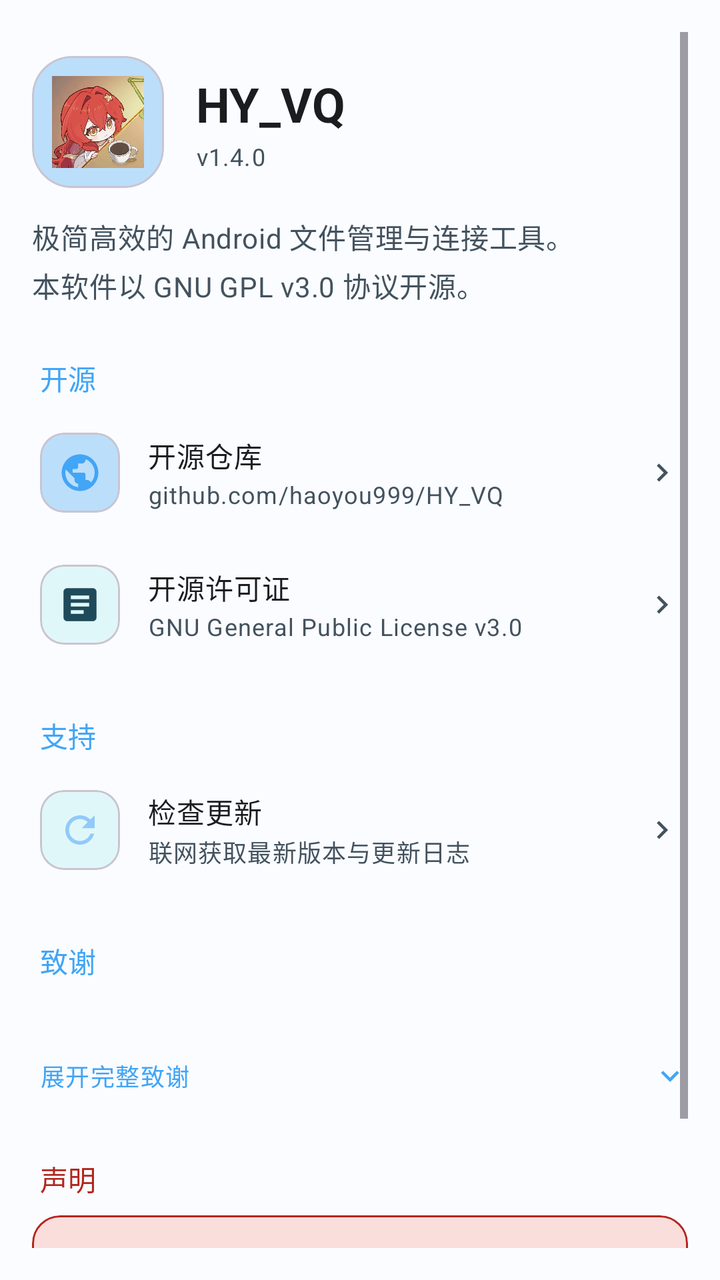
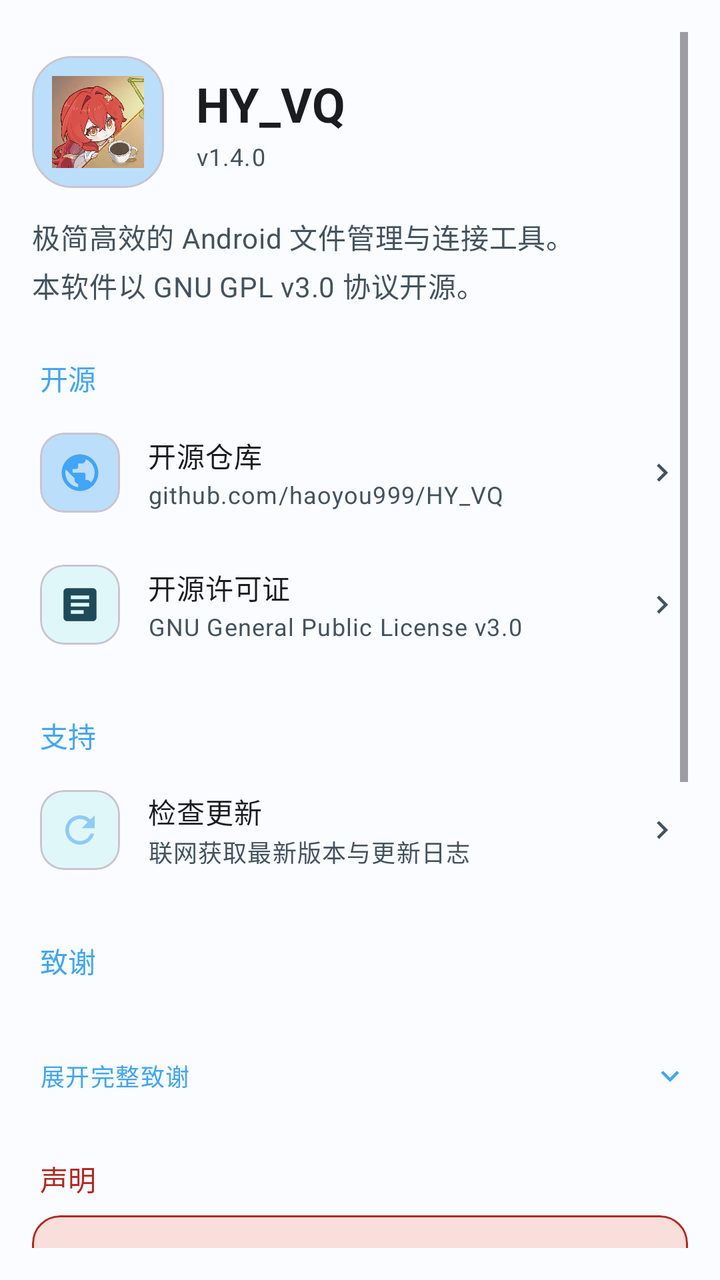

Before-and-after screenshots of an Android layout around one commit, followed by the original layout XML and the change that was made.
<!-- AndroidManifest.xml: application theme AppTheme -->
<!-- res/layout/fragment_about.xml -->
<?xml version="1.0" encoding="utf-8"?>
<ScrollView xmlns:android="http://schemas.android.com/apk/res/android"
    xmlns:app="http://schemas.android.com/apk/res-auto"
    android:layout_width="match_parent"
    android:layout_height="match_parent"
    android:background="?attr/colorSurface"
    android:padding="16dp">

    <LinearLayout
        android:id="@+id/about_content"
        android:layout_width="match_parent"
        android:layout_height="wrap_content"
        android:orientation="vertical">

        
        <LinearLayout
            android:layout_width="match_parent"
            android:layout_height="wrap_content"
            android:orientation="horizontal"
            android:gravity="center_vertical"
            android:layout_marginTop="12dp">

            <com.google.android.material.card.MaterialCardView
                android:layout_width="66dp"
                android:layout_height="66dp"
                app:cardCornerRadius="20dp"
                app:cardElevation="0dp"
                app:cardBackgroundColor="?attr/colorPrimaryContainer">
                <ImageView
                    android:layout_width="match_parent"
                    android:layout_height="match_parent"
                    android:src="@mipmap/ic_launcher"
                    android:contentDescription="HY_VQ"
                    android:padding="10dp" />
            </com.google.android.material.card.MaterialCardView>

            <LinearLayout
                android:layout_width="0dp"
                android:layout_height="wrap_content"
                android:layout_weight="1"
                android:layout_marginStart="16dp"
                android:orientation="vertical">

                <TextView
                    android:layout_width="wrap_content"
                    android:layout_height="wrap_content"
                    android:text="HY_VQ"
                    android:textAppearance="?attr/textAppearanceHeadlineSmall"
                    android:textStyle="bold"
                    android:textColor="?attr/colorOnSurface" />

                <TextView
                    android:id="@+id/tv_about_version"
                    android:layout_width="wrap_content"
                    android:layout_height="wrap_content"
                    android:layout_marginTop="2dp"
                    android:text="v1.4.0"
                    android:textAppearance="?attr/textAppearanceBodySmall"
                    android:textColor="?attr/colorOnSurfaceVariant" />
            </LinearLayout>
        </LinearLayout>

        <TextView
            android:layout_width="match_parent"
            android:layout_height="wrap_content"
            android:layout_marginTop="14dp"
            android:lineSpacingExtra="4dp"
            android:text="极简高效的 Android 文件管理与连接工具。\n本软件以 GNU GPL v3.0 协议开源。"
            android:textAppearance="?attr/textAppearanceBodyMedium"
            android:textColor="?attr/colorOnSurfaceVariant" />

        
        <TextView
            android:layout_width="wrap_content"
            android:layout_height="wrap_content"
            android:layout_marginTop="26dp"
            android:layout_marginBottom="4dp"
            android:layout_marginStart="4dp"
            android:text="开源"
            android:textAppearance="?attr/textAppearanceTitleSmall"
            android:textColor="?attr/colorPrimary" />

        <LinearLayout
            android:id="@+id/item_about_repo"
            android:layout_width="match_parent"
            android:layout_height="wrap_content"
            android:background="?attr/selectableItemBackground"
            android:clickable="true"
            android:focusable="true"
            android:gravity="center_vertical"
            android:paddingHorizontal="4dp"
            android:paddingVertical="13dp">

            <com.google.android.material.card.MaterialCardView
                android:layout_width="40dp" android:layout_height="40dp"
                app:cardCornerRadius="12dp" app:cardElevation="0dp"
                app:cardBackgroundColor="?attr/colorPrimaryContainer">
                <ImageView
                    android:layout_width="match_parent" android:layout_height="match_parent"
                    android:src="@drawable/ic_network"
                    android:contentDescription="开源仓库"
                    android:padding="9dp"
                    android:tint="?attr/colorPrimary" />
            </com.google.android.material.card.MaterialCardView>

            <LinearLayout
                android:layout_width="0dp" android:layout_height="wrap_content"
                android:layout_weight="1" android:layout_marginStart="14dp"
                android:orientation="vertical">
                <TextView
                    android:layout_width="wrap_content" android:layout_height="wrap_content"
                    android:text="开源仓库"
                    android:textAppearance="?attr/textAppearanceBodyMedium"
                    android:textColor="?attr/colorOnSurface" />
                <TextView
                    android:id="@+id/tv_about_repo"
                    android:layout_width="wrap_content" android:layout_height="wrap_content"
                    android:layout_marginTop="1dp"
                    android:text="github.com/haoyou999/HY_VQ"
                    android:textAppearance="?attr/textAppearanceBodySmall"
                    android:textColor="?attr/colorOnSurfaceVariant" />
            </LinearLayout>

            <ImageView
                android:layout_width="18dp" android:layout_height="18dp"
                android:src="@drawable/ic_chevron_right"
                android:contentDescription="打开" />
        </LinearLayout>

        <LinearLayout
            android:id="@+id/item_about_license"
            android:layout_width="match_parent"
            android:layout_height="wrap_content"
            android:background="?attr/selectableItemBackground"
            android:clickable="true"
            android:focusable="true"
            android:gravity="center_vertical"
            android:paddingHorizontal="4dp"
            android:paddingVertical="13dp">

            <com.google.android.material.card.MaterialCardView
                android:layout_width="40dp" android:layout_height="40dp"
                app:cardCornerRadius="12dp" app:cardElevation="0dp"
                app:cardBackgroundColor="?attr/colorSecondaryContainer">
                <ImageView
                    android:layout_width="match_parent" android:layout_height="match_parent"
                    android:src="@drawable/ic_doc"
                    android:contentDescription="开源许可证"
                    android:padding="9dp"
                    android:tint="?attr/colorOnSecondaryContainer" />
            </com.google.android.material.card.MaterialCardView>

            <LinearLayout
                android:layout_width="0dp" android:layout_height="wrap_content"
                android:layout_weight="1" android:layout_marginStart="14dp"
                android:orientation="vertical">
                <TextView
                    android:layout_width="wrap_content" android:layout_height="wrap_content"
                    android:text="开源许可证"
                    android:textAppearance="?attr/textAppearanceBodyMedium"
                    android:textColor="?attr/colorOnSurface" />
                <TextView
                    android:layout_width="wrap_content" android:layout_height="wrap_content"
                    android:layout_marginTop="1dp"
                    android:text="GNU General Public License v3.0"
                    android:textAppearance="?attr/textAppearanceBodySmall"
                    android:textColor="?attr/colorOnSurfaceVariant" />
            </LinearLayout>

            <ImageView
                android:layout_width="18dp" android:layout_height="18dp"
                android:src="@drawable/ic_chevron_right"
                android:contentDescription="查看" />
        </LinearLayout>

        
        <TextView
            android:layout_width="wrap_content"
            android:layout_height="wrap_content"
            android:layout_marginTop="22dp"
            android:layout_marginBottom="4dp"
            android:layout_marginStart="4dp"
            android:text="支持"
            android:textAppearance="?attr/textAppearanceTitleSmall"
            android:textColor="?attr/colorPrimary" />

        <LinearLayout
            android:id="@+id/item_about_changelog"
            android:layout_width="match_parent"
            android:layout_height="wrap_content"
            android:background="?attr/selectableItemBackground"
            android:clickable="true"
            android:focusable="true"
            android:gravity="center_vertical"
            android:paddingHorizontal="4dp"
            android:paddingVertical="13dp">

            <com.google.android.material.card.MaterialCardView
                android:layout_width="40dp" android:layout_height="40dp"
                app:cardCornerRadius="12dp" app:cardElevation="0dp"
                app:cardBackgroundColor="?attr/colorTertiaryContainer">
                <ImageView
                    android:layout_width="match_parent" android:layout_height="match_parent"
                    android:src="@drawable/ic_refresh"
                    android:contentDescription="检查更新"
                    android:padding="9dp"
                    android:tint="?attr/colorTertiary" />
            </com.google.android.material.card.MaterialCardView>

            <LinearLayout
                android:layout_width="0dp" android:layout_height="wrap_content"
                android:layout_weight="1" android:layout_marginStart="14dp"
                android:orientation="vertical">
                <TextView
                    android:layout_width="wrap_content" android:layout_height="wrap_content"
                    android:text="检查更新"
                    android:textAppearance="?attr/textAppearanceBodyMedium"
                    android:textColor="?attr/colorOnSurface" />
                <TextView
                    android:layout_width="wrap_content" android:layout_height="wrap_content"
                    android:layout_marginTop="1dp"
                    android:text="联网获取最新版本与更新日志"
                    android:textAppearance="?attr/textAppearanceBodySmall"
                    android:textColor="?attr/colorOnSurfaceVariant" />
            </LinearLayout>

            <ImageView
                android:layout_width="18dp" android:layout_height="18dp"
                android:src="@drawable/ic_chevron_right"
                android:contentDescription="检查" />
        </LinearLayout>

        
        <TextView
            android:layout_width="wrap_content"
            android:layout_height="wrap_content"
            android:layout_marginTop="22dp"
            android:layout_marginBottom="8dp"
            android:layout_marginStart="4dp"
            android:text="致谢"
            android:textAppearance="?attr/textAppearanceTitleSmall"
            android:textColor="?attr/colorPrimary" />

        <TextView
            android:id="@+id/tv_about_credits"
            android:layout_width="match_parent"
            android:layout_height="wrap_content"
            android:layout_marginStart="4dp"
            android:lineSpacingExtra="5dp"
            android:textAppearance="?attr/textAppearanceBodySmall"
            android:textColor="?attr/colorOnSurfaceVariant" />

        
        <LinearLayout
            android:id="@+id/box_about_credits_more"
            android:layout_width="match_parent"
            android:layout_height="wrap_content"
            android:layout_marginStart="4dp"
            android:layout_marginTop="2dp"
            android:orientation="vertical"
            android:visibility="gone">

            <TextView
                android:id="@+id/tv_about_credits_more"
                android:layout_width="match_parent"
                android:layout_height="wrap_content"
                android:lineSpacingExtra="5dp"
                android:textAppearance="?attr/textAppearanceBodySmall"
                android:textColor="?attr/colorOnSurfaceVariant" />
        </LinearLayout>

        
        <LinearLayout
            android:id="@+id/row_about_credits_toggle"
            android:layout_width="match_parent"
            android:layout_height="wrap_content"
            android:layout_marginTop="6dp"
            android:background="?attr/selectableItemBackground"
            android:clickable="true"
            android:focusable="true"
            android:gravity="center_vertical"
            android:orientation="horizontal"
            android:paddingVertical="8dp">

            <TextView
                android:id="@+id/tv_about_credits_toggle"
                android:layout_width="0dp"
                android:layout_height="wrap_content"
                android:layout_weight="1"
                android:layout_marginStart="4dp"
                android:text="展开完整致谢"
                android:textAppearance="?attr/textAppearanceLabelMedium"
                android:textColor="?attr/colorPrimary" />

            <ImageView
                android:id="@+id/iv_about_credits_arrow"
                android:layout_width="18dp"
                android:layout_height="18dp"
                android:src="@drawable/ic_expand_more"
                android:contentDescription="展开"
                android:tint="?attr/colorPrimary" />
        </LinearLayout>

        
        
        <TextView
            android:layout_width="wrap_content"
            android:layout_height="wrap_content"
            android:layout_marginTop="24dp"
            android:layout_marginBottom="8dp"
            android:layout_marginStart="4dp"
            android:text="声明"
            android:textAppearance="?attr/textAppearanceTitleSmall"
            android:textColor="?attr/colorError" />

        <com.google.android.material.card.MaterialCardView
            android:layout_width="match_parent"
            android:layout_height="wrap_content"
            app:cardCornerRadius="14dp"
            app:cardElevation="0dp"
            app:strokeWidth="1dp"
            app:strokeColor="?attr/colorError"
            app:cardBackgroundColor="?attr/colorErrorContainer">

            <TextView
                android:id="@+id/tv_about_disclaimer"
                android:layout_width="match_parent"
                android:layout_height="wrap_content"
                android:padding="14dp"
                android:lineSpacingExtra="4dp"
                android:textAppearance="?attr/textAppearanceBodySmall"
                android:textColor="?attr/colorOnErrorContainer" />
        </com.google.android.material.card.MaterialCardView>


        <TextView
            android:id="@+id/tv_about_copyright"
            android:layout_width="match_parent"
            android:layout_height="wrap_content"
            android:layout_marginTop="28dp"
            android:layout_marginBottom="20dp"
            android:gravity="center"
            android:lineSpacingExtra="3dp"
            android:textAppearance="?attr/textAppearanceBodySmall"
            android:textColor="?attr/colorOnSurfaceVariant" />

    </LinearLayout>
</ScrollView>
<!-- resources referenced by this layout -->
<resources>
  <!-- drawable ic_chevron_right (drawable) -->
  <?xml version="1.0" encoding="utf-8"?>
  <vector xmlns:android="http://schemas.android.com/apk/res/android"
      android:width="24dp"
      android:height="24dp"
      android:viewportWidth="24"
      android:viewportHeight="24"
      android:tint="?attr/colorOnSurfaceVariant">
      <path
          android:fillColor="@android:color/white"
          android:pathData="M10,6L8.59,7.41 13.17,12l-4.58,4.59L10,18l6,-6z" />
  </vector>
  <!-- drawable ic_doc (drawable) -->
  <?xml version="1.0" encoding="utf-8"?>
  <vector xmlns:android="http://schemas.android.com/apk/res/android"
      android:width="24dp"
      android:height="24dp"
      android:viewportWidth="24"
      android:viewportHeight="24">
      <path
          android:fillColor="#FF000000"
          android:pathData="M19,3H5C3.9,3 3,3.9 3,5V19C3,20.1 3.9,21 5,21H19C20.1,21 21,20.1 21,19V5C21,3.9 20.1,3 19,3ZM14,17H7V15H14V17ZM17,13H7V11H17V13ZM17,9H7V7H17V9Z" />
  </vector>
  <!-- drawable ic_expand_more (drawable) -->
  <?xml version="1.0" encoding="utf-8"?>
  <vector xmlns:android="http://schemas.android.com/apk/res/android"
      android:width="24dp" android:height="24dp"
      android:viewportWidth="24" android:viewportHeight="24">
      <path android:fillColor="#FF000000"
          android:pathData="M16.59,8.59L12,13.17 7.41,8.59 6,10l6,6 6,-6z" />
  </vector>
  <style name="AppTheme" parent="Base.AppTheme" />
  <color name="glass_light_40">#66FEFCFC</color>
  <color name="glass_light_50">#80FEFCFC</color>
  <!-- drawable bg_window_gradient (drawable) -->
  <?xml version="1.0" encoding="utf-8"?>
  <shape xmlns:android="http://schemas.android.com/apk/res/android"
      android:shape="rectangle">
      <gradient
          android:type="linear"
          android:startColor="@color/gradient_soft_start"
          android:endColor="@color/gradient_soft_end"
          android:angle="135" />
  </shape>
  <color name="primary">#42A5F5</color>
  <color name="on_primary">#FFFFFF</color>
  <color name="primary_container">#BBDEFB</color>
  <color name="surface">#FAFCFF</color>
  <color name="on_surface">#1A1C1E</color>
  <color name="surface_variant">#DCE9F5</color>
  <color name="on_surface_variant">#43525E</color>
  <color name="error">#B3261E</color>
  <color name="on_error">#FFFFFF</color>
  <color name="error_container">#F9DEDC</color>
  <color name="on_error_container">#410E0B</color>
  <color name="surface_container_low">#F7FBFF</color>
  <color name="on_primary_container">#1B3A5C</color>
  <color name="surface_container">#F1F8FD</color>
  <color name="surface_container_high">#E8F2FB</color>
  <color name="surface_container_highest">#E0EDF8</color>
  <color name="tertiary">#90CAF9</color>
  <color name="on_tertiary">#1B3A5C</color>
  <color name="tertiary_container">#E0F7FA</color>
  <color name="on_tertiary_container">#1F4A5A</color>
  <color name="outline">#79747E</color>
  <color name="outline_variant">#CAC4D0</color>
  <color name="secondary">#64B5F6</color>
  <color name="on_secondary">#FFFFFF</color>
  <color name="secondary_container">#E0F7FA</color>
  <color name="on_secondary_container">#1F4A5A</color>
  <style name="ShapeAppearance.Small" parent="ShapeAppearance.Material3.SmallComponent">
          <item name="cornerFamily">rounded</item>
          <item name="cornerSize">12dp</item>
      </style>
  <style name="ShapeAppearance.Medium" parent="ShapeAppearance.Material3.MediumComponent">
          <item name="cornerFamily">rounded</item>
          <item name="cornerSize">18dp</item>
      </style>
  <style name="ShapeAppearance.Large" parent="ShapeAppearance.Material3.LargeComponent">
          <item name="cornerFamily">rounded</item>
          <item name="cornerSize">28dp</item>
      </style>
  <color name="gradient_soft_start">#E0F7FA</color>
  <color name="gradient_soft_end">#E3F2FD</color>
  <!-- unchanged entries left out for length: 4 -->
</resources>

<!-- the commit's change to res/layout/fragment_about.xml (unified diff, before → after) -->
@@ -333,6 +333,54 @@
         </com.google.android.material.card.MaterialCardView>
 
 
+        <com.google.android.material.card.MaterialCardView
+            android:layout_width="match_parent"
+            android:layout_height="wrap_content"
+            android:layout_marginTop="24dp"
+            app:cardCornerRadius="14dp"
+            app:cardElevation="0dp"
+            app:strokeWidth="1dp"
+            app:strokeColor="?attr/colorOutlineVariant"
+            app:cardBackgroundColor="?attr/colorSurfaceContainerLow">
+
+            <LinearLayout
+                android:layout_width="match_parent"
+                android:layout_height="wrap_content"
+                android:orientation="vertical"
+                android:gravity="center_horizontal"
+                android:padding="16dp">
+
+                <TextView
+                    android:layout_width="wrap_content"
+                    android:layout_height="wrap_content"
+                    android:text="支持开发"
+                    android:textAppearance="?attr/textAppearanceTitleSmall"
+                    android:textColor="?attr/colorOnSurface"
+                    android:textStyle="bold" />
+
+                <TextView
+                    android:id="@+id/tv_donate_note"
+                    android:layout_width="match_parent"
+                    android:layout_height="wrap_content"
+                    android:layout_marginTop="6dp"
+                    android:gravity="center"
+                    android:lineSpacingExtra="2dp"
+                    android:text="本软件完全免费、无广告。如果它帮到了你，可自愿扫码支持——不影响任何功能。"
+                    android:textAppearance="?attr/textAppearanceCaption"
+                    android:textColor="?attr/colorOnSurfaceVariant" />
+
+                <ImageView
+                    android:id="@+id/iv_donate_qr"
+                    android:layout_width="190dp"
+                    android:layout_height="190dp"
+                    android:layout_marginTop="12dp"
+                    android:src="@drawable/wechat_donate"
+                    android:contentDescription="微信收款码"
+                    android:scaleType="fitCenter" />
+            </LinearLayout>
+        </com.google.android.material.card.MaterialCardView>
+
+
         <TextView
             android:id="@+id/tv_about_copyright"
             android:layout_width="match_parent"
<!-- resource entries referenced after the edit -->
@@ -31,6 +31,7 @@
       <path android:fillColor="#FF000000"
           android:pathData="M16.59,8.59L12,13.17 7.41,8.59 6,10l6,6 6,-6z" />
   </vector>
+  <!-- drawable wechat_donate: png bitmap (drawable-nodpi, 138477 bytes) -->
   <style name="AppTheme" parent="Base.AppTheme" />
   <color name="glass_light_40">#66FEFCFC</color>
   <color name="glass_light_50">#80FEFCFC</color>
